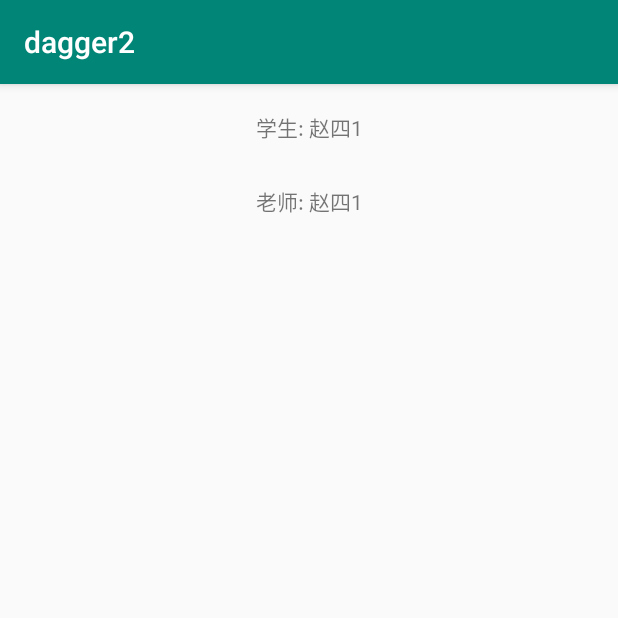
After one commit to luxiao0314/dagger2Test, an Android app: the Test2Activity screen opened directly, with no data from a screen before it, on a phone screen of 412 x 824 dp, the top half of it. The commit adds this screen. Run offline under Robolectric (Android 15) with nearby library versions, the phone set to English and light mode, and no system bars; our stand-ins replace Dagger/Hilt's generated code; 1 statement that could not run was skipped.

Commit message:
commit,增加module提供依赖

```diff
--- a/app/src/main/AndroidManifest.xml
+++ b/app/src/main/AndroidManifest.xml
@@ -18,6 +18,7 @@
             </intent-filter>
         </activity>
         <activity android:name=".ui.Test1Activity"/>
+        <activity android:name=".ui.Test2Activity"/>
     </application>
 
 </manifest>
--- a/app/src/main/java/com/plugin/gradle/lucio/dagger2/di/component/MainCompoment.kt
+++ b/app/src/main/java/com/plugin/gradle/lucio/dagger2/di/component/MainCompoment.kt
@@ -1,6 +1,8 @@
 package com.plugin.gradle.lucio.dagger2.di.component
 
+import com.plugin.gradle.lucio.dagger2.di.module.MainModule
 import com.plugin.gradle.lucio.dagger2.ui.Test1Activity
+import com.plugin.gradle.lucio.dagger2.ui.Test2Activity
 import dagger.Component
 
 /**
@@ -10,7 +12,10 @@ import dagger.Component
  * @Date 20/08/2018 5:27 PM
  * @Version
  */
-@Component
+@Component(modules = [MainModule::class])
 interface MainCompoment {
+
     fun inject(test1Activity: Test1Activity)
+
+    fun inject(test2Activity: Test2Activity)
 }
--- /dev/null
+++ b/app/src/main/java/com/plugin/gradle/lucio/dagger2/di/module/MainModule.kt
@@ -0,0 +1,23 @@
+package com.plugin.gradle.lucio.dagger2.di.module
+
+import com.plugin.gradle.lucio.dagger2.domain.StudentBean
+import com.plugin.gradle.lucio.dagger2.domain.TeacherBean
+import dagger.Module
+import dagger.Provides
+
+/**
+ * @Description
+ * @Author sean
+ * @Email xiao.lu@magicwindow.cn
+ * @Date 20/08/2018 7:51 PM
+ * @Version
+ */
+@Module
+class MainModule {
+
+    @Provides
+    fun provideStudentBean(): StudentBean = StudentBean()
+
+    @Provides
+    fun provideTeacherBean(studentBean: StudentBean): TeacherBean = TeacherBean(studentBean)
+}
--- a/app/src/main/java/com/plugin/gradle/lucio/dagger2/ui/MainActivity.kt
+++ b/app/src/main/java/com/plugin/gradle/lucio/dagger2/ui/MainActivity.kt
@@ -12,5 +12,6 @@ class MainActivity : AppCompatActivity() {
         super.onCreate(savedInstanceState)
         setContentView(R.layout.activity_main)
         btn_test1.setOnClickListener { startActivity(Intent(this,Test1Activity::class.java)) }
+        btn_test2.setOnClickListener { startActivity(Intent(this,Test2Activity::class.java)) }
     }
 }
--- /dev/null
+++ b/app/src/main/java/com/plugin/gradle/lucio/dagger2/ui/Test2Activity.kt
@@ -0,0 +1,38 @@
+package com.plugin.gradle.lucio.dagger2.ui
+
+import android.annotation.SuppressLint
+import android.os.Bundle
+import android.support.v7.app.AppCompatActivity
+import com.plugin.gradle.lucio.dagger2.R
+import com.plugin.gradle.lucio.dagger2.di.component.DaggerMainCompoment
+import com.plugin.gradle.lucio.dagger2.di.module.MainModule
+import com.plugin.gradle.lucio.dagger2.domain.StudentBean
+import com.plugin.gradle.lucio.dagger2.domain.TeacherBean
+import kotlinx.android.synthetic.main.activityt_test1.*
+import javax.inject.Inject
+
+/**
+ * 通过module进行注入
+ */
+class Test2Activity : AppCompatActivity() {
+
+    @Inject
+    internal lateinit var studentBean: StudentBean
+
+    @Inject
+    internal lateinit var teacherBean: TeacherBean
+
+    @SuppressLint("SetTextI18n")
+    override fun onCreate(savedInstanceState: Bundle?) {
+        super.onCreate(savedInstanceState)
+        setContentView(R.layout.activityt_test2)
+        DaggerMainCompoment.builder()
+                .mainModule(MainModule())
+                .build()
+                .inject(this)
+
+        text.text = "学生: " + studentBean.name + studentBean.num
+        text2.text = "老师: " + teacherBean.studentBean.name + teacherBean.studentBean.num
+
+    }
+}
--- a/app/src/main/java/com/plugin/gradle/lucio/dagger2/ui/Test1Activity.kt
+++ b/app/src/main/res/layout/activityt_test2.xml
@@ -1,34 +1,29 @@
-package com.plugin.gradle.lucio.dagger2.ui
+<?xml version="1.0" encoding="utf-8"?>
+<android.support.constraint.ConstraintLayout
+    xmlns:android="http://schemas.android.com/apk/res/android"
+    xmlns:app="http://schemas.android.com/apk/res-auto"
+    xmlns:tools="http://schemas.android.com/tools"
+    android:layout_width="match_parent"
+    android:layout_height="match_parent"
+    tools:context=".ui.MainActivity">
 
-import android.annotation.SuppressLint
-import android.os.Bundle
-import android.support.v7.app.AppCompatActivity
-import com.plugin.gradle.lucio.dagger2.R
-import com.plugin.gradle.lucio.dagger2.di.component.DaggerMainCompoment
-import com.plugin.gradle.lucio.dagger2.domain.StudentBean
-import com.plugin.gradle.lucio.dagger2.domain.TeacherBean
-import kotlinx.android.synthetic.main.activityt_test1.*
-import javax.inject.Inject
+    <TextView
+        android:id="@+id/text"
+        android:layout_width="match_parent"
+        android:layout_height="wrap_content"
+        android:layout_marginTop="8dp"
+        android:gravity="center"
+        android:padding="10dp"
+        android:text="test1"
+        app:layout_constraintTop_toTopOf="parent"/>
+    <TextView
+        android:id="@+id/text2"
+        android:layout_width="match_parent"
+        android:layout_height="wrap_content"
+        android:layout_marginTop="8dp"
+        android:gravity="center"
+        android:padding="10dp"
+        android:text="test2"
+        app:layout_constraintTop_toBottomOf="@+id/text"/>
 
-/**
- * 构造方式注入
- */
-class Test1Activity : AppCompatActivity() {
-
-    @Inject
-    internal lateinit var studentBean: StudentBean
-
-    @Inject
-    internal lateinit var teacherBean: TeacherBean
-
-    @SuppressLint("SetTextI18n")
-    override fun onCreate(savedInstanceState: Bundle?) {
-        super.onCreate(savedInstanceState)
-        setContentView(R.layout.activityt_test1)
-        DaggerMainCompoment.create().inject(this)
-
-        text.text = "学生: " + studentBean.name + studentBean.num
-        text2.text = "老师: " + teacherBean.studentBean.name + teacherBean.studentBean.num
-
-    }
-}
+</android.support.constraint.ConstraintLayout>
```
